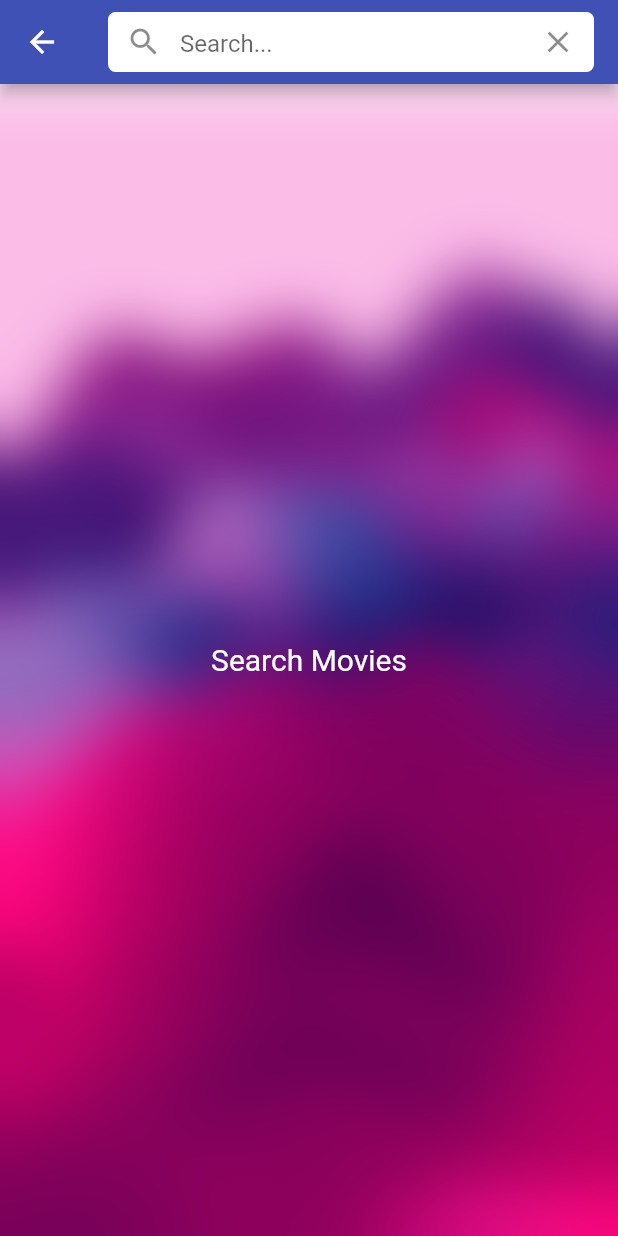
After one commit to Enayat01/movie_catalogue, a Flutter app: the AppSearchPage screen opened directly, on a phone screen of 412 x 824 dp. The commit adds this screen. Run offline on Flutter 3.47's test engine with Material 2 defaults, Android fonts, the light colour scheme and no system bars; our stand-ins replace dio, retrofit; generated files the repository leaves out were written again; network calls fail.

Commit message:
Search page for mobile search api call on onChanged

```diff
--- a/lib/main.dart
+++ b/lib/main.dart
@@ -22,7 +22,7 @@ class MyApp extends StatelessWidget {
       child: MaterialApp(
         title: 'The Movie Catalogue',
         theme: ThemeData(
-          primarySwatch: Colors.blue,
+          primarySwatch: Colors.indigo,
         ),
         home: const AppLayout(),
         debugShowCheckedModeBanner: false,
--- /dev/null
+++ b/lib/pages/app_search_page.dart
@@ -0,0 +1,119 @@
+import 'dart:ui';
+
+import 'package:flutter/material.dart';
+
+import 'package:provider/provider.dart';
+
+import '../pages/search_page.dart';
+import '../provider/movie_provider.dart';
+
+class AppSearchPage extends StatefulWidget {
+  const AppSearchPage({Key? key}) : super(key: key);
+
+  @override
+  State<AppSearchPage> createState() => _AppSearchPageState();
+}
+
+class _AppSearchPageState extends State<AppSearchPage> {
+  final _scrollController = ScrollController();
+  final _textEditingController = TextEditingController();
+  @override
+  void initState() {
+    final movieProvider = Provider.of<MovieProvider>(context, listen: false);
+    _scrollController.addListener(() {
+      infiniteScroll(movieProvider);
+    });
+    super.initState();
+  }
+
+  @override
+  void dispose() {
+    _scrollController.dispose();
+    _textEditingController.dispose();
+    super.dispose();
+  }
+
+  void infiniteScroll(MovieProvider movieProvider) {
+    if (_scrollController.position.pixels >=
+            _scrollController.position.maxScrollExtent &&
+        !movieProvider.isLoading) {
+      if (movieProvider.page != movieProvider.moviesModel?.totalPages) {
+        setState(() {
+          movieProvider.page++;
+          movieProvider.searchMovie(false, _textEditingController.text);
+        });
+      }
+    }
+  }
+
+  @override
+  Widget build(BuildContext context) {
+    final movieProvider = Provider.of<MovieProvider>(context);
+    return Scaffold(
+      appBar: AppBar(
+        title: Container(
+          width: double.infinity,
+          height: 40,
+          decoration: BoxDecoration(
+            color: Colors.white,
+            borderRadius: BorderRadius.circular(5),
+          ),
+          child: Center(
+            child: TextField(
+              controller: _textEditingController,
+              onChanged: (value) {
+                movieProvider.page = 1;
+                movieProvider.searchMovieResults.clear();
+                movieProvider.searchMovie(true, value);
+                setState(() {});
+              },
+              decoration: InputDecoration(
+                  prefixIcon: const Icon(Icons.search),
+                  suffixIcon: IconButton(
+                    icon: const Icon(Icons.clear),
+                    onPressed: () {
+                      _textEditingController.clear();
+                    },
+                  ),
+                  hintText: 'Search...',
+                  border: InputBorder.none),
+            ),
+          ),
+        ),
+      ),
+      body: Container(
+        ///Setting a background image for entire layout
+        decoration: const BoxDecoration(
+          image: DecorationImage(
+            image: AssetImage('assets/images/bg.jpg'),
+            fit: BoxFit.cover,
+          ),
+        ),
+
+        /// Using Backdrop filter to blur the image
+        child: BackdropFilter(
+          filter: ImageFilter.blur(sigmaX: 20.0, sigmaY: 20.0),
+          child: Center(
+            child: _textEditingController.text.isEmpty
+                ? const Center(
+                    child: Text(
+                      'Search Movies',
+                      style: TextStyle(
+                        color: Colors.white,
+                        fontSize: 20,
+                      ),
+                    ),
+                  )
+                : movieProvider.isLoading
+                    ? const CircularProgressIndicator(
+                        color: Colors.white,
+                      )
+                    : SearchPage(
+                        movieData: movieProvider.searchMovieResults,
+                        scrollController: _scrollController),
+          ),
+        ),
+      ),
+    );
+  }
+}
--- a/lib/widgets/search_bar.dart
+++ b/lib/widgets/search_bar.dart
@@ -1,10 +1,10 @@
 import 'package:flutter/material.dart';
 
 Widget searchBar(TextEditingController textEditingController,
-    Function(String)? onSubmitted) {
+    Function(String)? onChanged) {
   return Flexible(
     child: TextField(
-      onSubmitted: onSubmitted,
+      onChanged: onChanged,
       controller: textEditingController,
       decoration: const InputDecoration(
         prefixIcon: Padding(
```
Also changed, not shown: lib/pages/layout.dart (+18 -11 lines), 1 other file.
